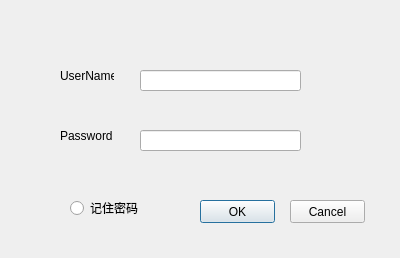
This is login.ui in SocketLi/RibozymeCalculator as Qt 5 draws it before an edit. The edited form follows.
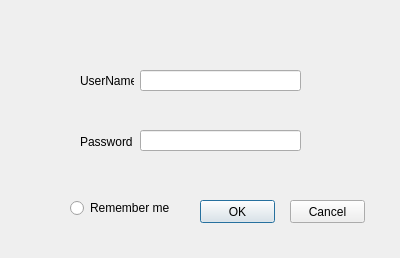
This is the edited form.

Commit message: login finish

Patch:
```diff
--- a/login.ui
+++ b/login.ui
@@ -36,10 +36,10 @@
   <widget class="QLabel" name="label">
    <property name="geometry">
     <rect>
-     <x>60</x>
+     <x>80</x>
      <y>70</y>
      <width>54</width>
-     <height>12</height>
+     <height>21</height>
     </rect>
    </property>
    <property name="text">
@@ -49,10 +49,10 @@
   <widget class="QLabel" name="label_2">
    <property name="geometry">
     <rect>
-     <x>60</x>
-     <y>130</y>
+     <x>80</x>
+     <y>131</y>
      <width>54</width>
-     <height>12</height>
+     <height>21</height>
     </rect>
    </property>
    <property name="text">
@@ -69,7 +69,7 @@
     </rect>
    </property>
    <property name="text">
-    <string>记住密码</string>
+    <string>Remember me</string>
    </property>
   </widget>
   <widget class="QPushButton" name="Ok">
```
The commit also changes 2 other files.
